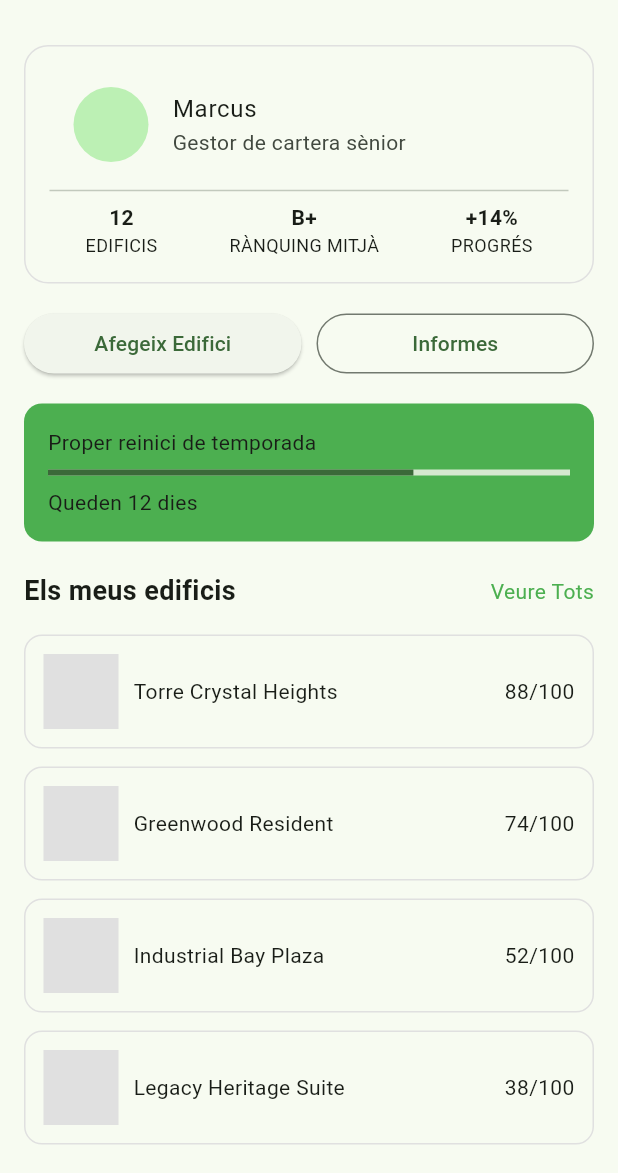
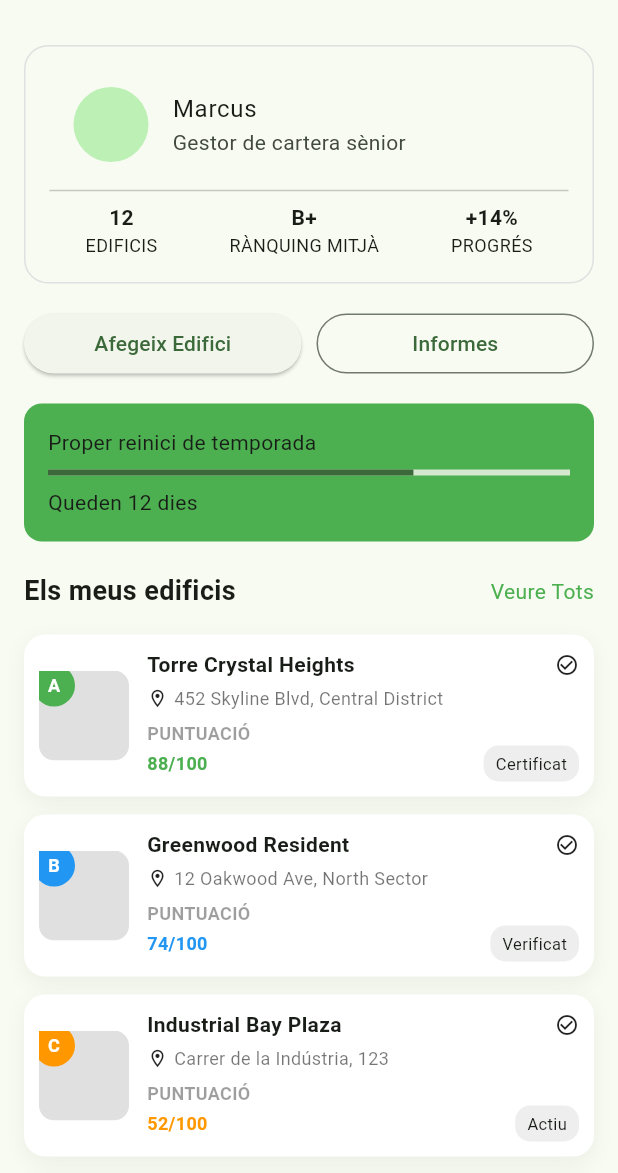
Before and after one commit to pes2526q2-13-gei-upc/FrontEnd-BuildRank, a Flutter app: the screen it shows after launch, scrolled down 73 dp, after a tap on "Entrar", on a phone screen of 412 x 824 dp, the part 63-1236 px from its top. Run offline on Flutter 3.47's test engine with Material 3 defaults, Android fonts, the phone set to English and light mode, and no system bars.

Commit message:
Separació de widgets i reutilització

```diff
--- a/buildrank_mobile/lib/features/profile/presentation/screens/profile_screen.dart
+++ b/buildrank_mobile/lib/features/profile/presentation/screens/profile_screen.dart
@@ -1,6 +1,7 @@
 import 'package:flutter/material.dart';
 import 'package:buildrank_mobile/features/formBuilding/presentation/screens/form_building_screen.dart';
-import 'package:buildrank_mobile/features/main/presentation/screens/building_main_screen.dart';
+import 'package:buildrank_mobile/shared/widgets/building_list_item.dart';
+import 'package:buildrank_mobile/shared/widgets/badge_item.dart';
 
 class ProfileScreen extends StatelessWidget {
   const ProfileScreen({super.key});
@@ -73,28 +74,32 @@ class ProfileScreen extends StatelessWidget {
           const SizedBox(height: 10),
 
           // 🔹 BUILDINGS LIST
-          _buildBuildingItem(
-            context,
+          BuildingListItem(
             title: "Torre Crystal Heights",
-            score: "88/100",
+            address: "452 Skyline Blvd, Central District",
+            score: 88,
+            status: "Certificat",
           ),
 
-          _buildBuildingItem(
-            context,
+          BuildingListItem(
             title: "Greenwood Resident",
-            score: "74/100",
+            address: "12 Oakwood Ave, North Sector",
+            score: 74,
+            status: "Verificat",
           ),
 
-          _buildBuildingItem(
-            context,
+          BuildingListItem(
             title: "Industrial Bay Plaza",
-            score: "52/100",
+            address: "Carrer de la Indústria, 123",
+            score: 52,
+            status: "Actiu",
           ),
 
-          _buildBuildingItem(
-            context,
+          BuildingListItem(
             title: "Legacy Heritage Suite",
-            score: "38/100",
+            address: "Carrer de la Indústria, 123",
+            score: 38,
+            status: "Actiu",
           ),
 
           const SizedBox(height: 20),
@@ -107,14 +112,37 @@ class ProfileScreen extends StatelessWidget {
 
           const SizedBox(height: 10),
 
-          Row(
-            children: const [
-              Expanded(child: _BadgeCard(title: "Mestre d'eficiència")),
-              SizedBox(width: 10),
-              Expanded(child: _BadgeCard(title: "Pioner Solar")),
-              SizedBox(width: 10),
-              Expanded(child: _BadgeCard(title: "Heroi de CO₂")),
-            ],
+          SizedBox(
+            height: 110,
+            child: ListView(
+              scrollDirection: Axis.horizontal,
+              children: const [
+                BadgeItem(
+                  icon: Icons.bolt,
+                  label: "Mestre solar",
+                  date: "Oct 25",
+                  color: Colors.yellow,
+                ),
+                BadgeItem(
+                  icon: Icons.trending_up,
+                  label: "Màxim estalvi",
+                  date: "Nov 25",
+                  color: Colors.green,
+                ),
+                BadgeItem(
+                  icon: Icons.apartment,
+                  label: "Resilient",
+                  date: "Dec 25",
+                  color: Colors.blue,
+                ),
+                BadgeItem(
+                  icon: Icons.location_city,
+                  label: "Prova",
+                  date: "Gen 26",
+                  color: Colors.purple,
+                ),
+              ],
+            ),
           ),
         ],
       ),
@@ -170,38 +198,6 @@ class ProfileScreen extends StatelessWidget {
       ),
     );
   }
-
-  // 🔹 BUILDING ITEM
-  Widget _buildBuildingItem(
-    BuildContext context, {
-    required String title,
-    required String score,
-  }) {
-    return GestureDetector(
-      onTap: () {
-        Navigator.push(
-          context,
-          MaterialPageRoute(builder: (_) => const MainScreen()),
-        );
-      },
-      child: Container(
-        margin: const EdgeInsets.symmetric(vertical: 6),
-        padding: const EdgeInsets.all(12),
-        decoration: BoxDecoration(
-          borderRadius: BorderRadius.circular(12),
-          border: Border.all(color: Colors.grey.shade300),
-        ),
-        child: Row(
-          children: [
-            Container(width: 50, height: 50, color: Colors.grey.shade300),
-            const SizedBox(width: 10),
-            Expanded(child: Text(title)),
-            Text(score),
-          ],
-        ),
-      ),
-    );
-  }
 }
 
 // 🔹 METRIC
--- a/buildrank_mobile/lib/features/ranking/presentation/screens/ranking_screen.dart
+++ b/buildrank_mobile/lib/features/ranking/presentation/screens/ranking_screen.dart
@@ -1,4 +1,5 @@
 import 'package:flutter/material.dart';
+import '../../../../shared/widgets/badge_item.dart';
 
 class RankingScreen extends StatefulWidget {
   const RankingScreen({super.key});
@@ -149,27 +150,33 @@ class _RankingScreenState extends State<RankingScreen> {
         const SizedBox(height: 12),
 
         SizedBox(
-          height: 100,
+          height: 110,
           child: ListView(
             scrollDirection: Axis.horizontal,
             children: const [
-              _BadgeItem(
+              BadgeItem(
                 icon: Icons.bolt,
                 label: "Mestre solar",
                 date: "Oct 25",
-                color: Color(0xFFF3E8C9),
+                color: Colors.yellow,
               ),
-              _BadgeItem(
+              BadgeItem(
                 icon: Icons.trending_up,
                 label: "Màxim estalvi",
                 date: "Nov 25",
-                color: Color(0xFFDFF3E7),
+                color: Colors.green,
               ),
-              _BadgeItem(
+              BadgeItem(
                 icon: Icons.apartment,
                 label: "Resilient",
                 date: "Dec 25",
-                color: Color(0xFFDDE8F5),
+                color: Colors.blue,
+              ),
+              BadgeItem(
+                icon: Icons.location_city,
+                label: "Prova",
+                date: "Gen 26",
+                color: Colors.purple,
               ),
             ],
           ),
@@ -274,7 +281,7 @@ class _RankingScreenState extends State<RankingScreen> {
     );
   }
 }
-
+/*
 // BADGE ITEM
 class _BadgeItem extends StatelessWidget {
   final IconData icon;
@@ -312,6 +319,7 @@ class _BadgeItem extends StatelessWidget {
     );
   }
 }
+*/
 
 // RANKING ITEM
 class _RankingItem extends StatelessWidget {
--- /dev/null
+++ b/buildrank_mobile/lib/shared/widgets/badge_item.dart
@@ -0,0 +1,54 @@
+import 'package:flutter/material.dart';
+
+class BadgeItem extends StatelessWidget {
+  final IconData icon;
+  final String label;
+  final String date;
+  final Color color;
+
+  const BadgeItem({
+    super.key,
+    required this.icon,
+    required this.label,
+    required this.date,
+    required this.color,
+  });
+
+  @override
+  Widget build(BuildContext context) {
+    return Container(
+      width: 95,
+      margin: const EdgeInsets.only(right: 12),
+      child: Column(
+        children: [
+          Container(
+            padding: const EdgeInsets.all(16),
+            decoration: BoxDecoration(
+              color: color.withOpacity(0.2),
+              borderRadius: BorderRadius.circular(18),
+            ),
+            child: Icon(icon, color: color, size: 28),
+          ),
+
+          const SizedBox(height: 8),
+
+          Text(
+            label,
+            textAlign: TextAlign.center,
+            style: const TextStyle(
+              fontSize: 12,
+              fontWeight: FontWeight.w600, // 🔥 jerarquia
+            ),
+          ),
+
+          const SizedBox(height: 2),
+
+          Text(
+            date,
+            style: const TextStyle(fontSize: 11, color: Colors.black54),
+          ),
+        ],
+      ),
+    );
+  }
+}
--- /dev/null
+++ b/buildrank_mobile/lib/shared/widgets/building_list_item.dart
@@ -0,0 +1,176 @@
+import 'package:flutter/material.dart';
+import 'package:buildrank_mobile/features/main/presentation/screens/building_main_screen.dart';
+
+class BuildingListItem extends StatelessWidget {
+  final String title;
+  final String address;
+  final int score;
+  final String status;
+
+  const BuildingListItem({
+    super.key,
+    required this.title,
+    required this.address,
+    required this.score,
+    required this.status,
+  });
+
+  @override
+  Widget build(BuildContext context) {
+    final grade = _getGrade(score);
+    final color = _getColor(score);
+
+    return GestureDetector(
+      onTap: () {
+        Navigator.push(
+          context,
+          MaterialPageRoute(builder: (_) => const MainScreen()),
+        );
+      },
+      child: Container(
+        margin: const EdgeInsets.symmetric(vertical: 6),
+        padding: const EdgeInsets.all(10),
+        decoration: BoxDecoration(
+          color: Colors.white,
+          borderRadius: BorderRadius.circular(14),
+          boxShadow: const [
+            BoxShadow(
+              blurRadius: 10,
+              offset: Offset(0, 4),
+              color: Color.fromRGBO(0, 0, 0, 0.05),
+            ),
+          ],
+        ),
+        child: Row(
+          children: [
+            // 🔹 IMAGE + GRADE
+            Stack(
+              children: [
+                ClipRRect(
+                  borderRadius: BorderRadius.circular(10),
+                  child: Container(
+                    width: 60,
+                    height: 60,
+                    color: Colors.grey.shade300,
+                  ),
+                ),
+
+                Positioned(
+                  top: -4,
+                  left: -4,
+                  child: CircleAvatar(
+                    radius: 14,
+                    backgroundColor: color,
+                    child: Text(
+                      grade,
+                      style: const TextStyle(
+                        color: Colors.white,
+                        fontSize: 12,
+                        fontWeight: FontWeight.bold,
+                      ),
+                    ),
+                  ),
+                ),
+              ],
+            ),
+
+            const SizedBox(width: 12),
+
+            // 🔹 INFO
+            Expanded(
+              child: Column(
+                crossAxisAlignment: CrossAxisAlignment.start,
+                children: [
+                  Row(
+                    children: [
+                      Expanded(
+                        child: Text(
+                          title,
+                          style: const TextStyle(fontWeight: FontWeight.w600),
+                        ),
+                      ),
+                      const Icon(Icons.check_circle_outline, size: 16),
+                    ],
+                  ),
+
+                  const SizedBox(height: 4),
+
+                  Row(
+                    children: [
+                      const Icon(Icons.location_on_outlined, size: 14),
+                      const SizedBox(width: 4),
+                      Expanded(
+                        child: Text(
+                          address,
+                          style: const TextStyle(
+                            fontSize: 12,
+                            color: Colors.black54,
+                          ),
+                        ),
+                      ),
+                    ],
+                  ),
+
+                  const SizedBox(height: 6),
+
+                  Text(
+                    "PUNTUACIÓ",
+                    style: TextStyle(
+                      fontSize: 12,
+                      color: Colors.black38,
+                      fontWeight: FontWeight.w600,
+                    ),
+                  ),
+
+                  Row(
+                    mainAxisAlignment: MainAxisAlignment.spaceBetween,
+                    children: [
+                      Text(
+                        "$score/100",
+                        style: TextStyle(
+                          fontSize: 12,
+                          color: color,
+                          fontWeight: FontWeight.w600,
+                        ),
+                      ),
+
+                      Container(
+                        padding: const EdgeInsets.symmetric(
+                          horizontal: 8,
+                          vertical: 4,
+                        ),
+                        decoration: BoxDecoration(
+                          color: Colors.grey.shade200,
+                          borderRadius: BorderRadius.circular(10),
+                        ),
+                        child: Text(
+                          status,
+                          style: const TextStyle(fontSize: 11),
+                        ),
+                      ),
+                    ],
+                  ),
+                ],
+              ),
+            ),
+          ],
+        ),
+      ),
+    );
+  }
+
+  // 🔹 HELPERS
+  String _getGrade(int score) {
+    if (score >= 80) return "A";
+    if (score >= 65) return "B";
+    if (score >= 50) return "C";
+    return "D";
+  }
+
+  Color _getColor(int score) {
+    if (score >= 80) return Colors.green;
+    if (score >= 65) return Colors.blue;
+    if (score >= 50) return Colors.orange;
+    return Colors.red;
+  }
+}
```
